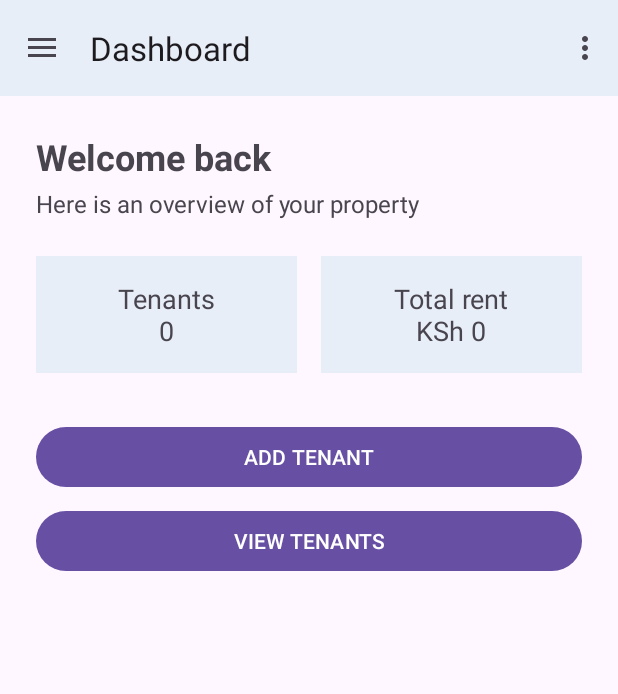
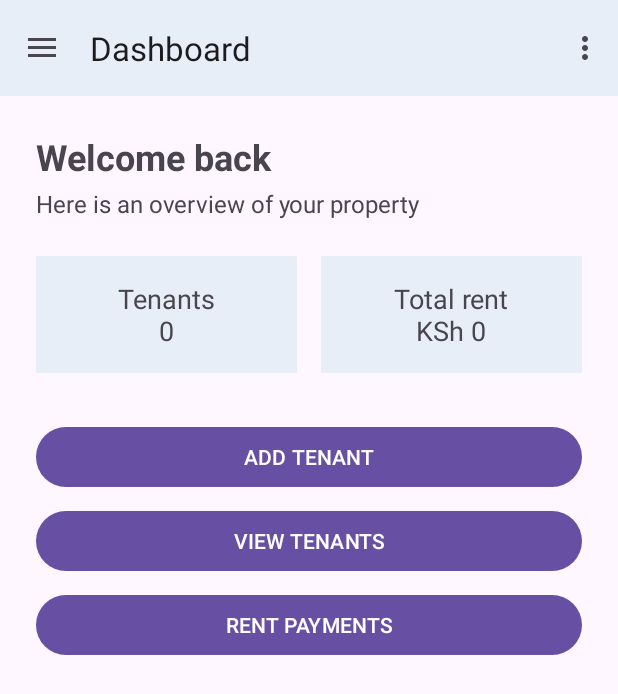
Before and after one commit to Zacharia223/Mobile-application-development, an Android app: the DashboardFragment screen opened directly, with no data from a screen before it, on a phone screen of 412 x 824 dp. Shown: the top 694 px of the screen. Run offline under Robolectric (Android 15) with nearby library versions, the phone set to English and light mode, and no system bars; our stand-ins replace navigation-ui.

Commit message:
rent payment CRUD and persistence module

```diff
--- a/app/build.gradle.kts
+++ b/app/build.gradle.kts
@@ -39,4 +39,7 @@ dependencies {
     androidTestImplementation(libs.androidx.espresso.core)
     implementation("androidx.navigation:navigation-fragment-ktx:2.9.8")
     implementation("androidx.navigation:navigation-ui-ktx:2.9.8")
+    implementation("androidx.lifecycle:lifecycle-viewmodel-ktx:2.8.7")
+    implementation("org.jetbrains.kotlinx:kotlinx-coroutines-android:1.9.0")
+    implementation("androidx.work:work-runtime-ktx:2.9.0")
 }
--- a/app/src/main/java/com/example/tenantmanagement/ui/dashboard/DashboardFragment.kt
+++ b/app/src/main/java/com/example/tenantmanagement/ui/dashboard/DashboardFragment.kt
@@ -54,6 +54,10 @@ class DashboardFragment : Fragment() {
                 .actionDashboardFragmentToViewTenantsFragment()
             findNavController().navigate(action)
         }
+
+        binding.viewPaymentsButton.setOnClickListener {
+            findNavController().navigate(com.example.tenantmanagement.R.id.action_dashboardFragment_to_paymentListFragment)
+        }
     }
 
     override fun onStart() {
--- a/app/src/main/res/layout/fragment_dashboard.xml
+++ b/app/src/main/res/layout/fragment_dashboard.xml
@@ -75,4 +75,14 @@
         app:layout_constraintStart_toStartOf="parent"
         app:layout_constraintEnd_toEndOf="parent" />
 
+    <Button
+        android:id="@+id/viewPaymentsButton"
+        android:layout_width="0dp"
+        android:layout_height="wrap_content"
+        android:text="RENT PAYMENTS"
+        android:layout_marginTop="8dp"
+        app:layout_constraintTop_toBottomOf="@id/viewTenantsButton"
+        app:layout_constraintStart_toStartOf="parent"
+        app:layout_constraintEnd_toEndOf="parent" />
+
 </androidx.constraintlayout.widget.ConstraintLayout>
--- /dev/null
+++ b/app/src/main/res/layout/fragment_payment_list.xml
@@ -0,0 +1,6 @@
+<?xml version="1.0" encoding="utf-8"?>
+<LinearLayout xmlns:android="http://schemas.android.com/apk/res/android" android:layout_width="match_parent" android:layout_height="match_parent" android:orientation="vertical" android:padding="16dp">
+    <Button android:id="@+id/addPaymentButton" android:layout_width="match_parent" android:layout_height="wrap_content" android:text="ADD RENT PAYMENT" />
+    <TextView android:id="@+id/emptyTextView" android:layout_width="match_parent" android:layout_height="wrap_content" android:padding="24dp" android:text="No rent payments recorded yet." android:textSize="16sp" android:gravity="center" />
+    <ListView android:id="@+id/paymentListView" android:layout_width="match_parent" android:layout_height="match_parent" android:dividerHeight="8dp" />
+</LinearLayout>
--- a/app/src/main/res/navigation/nav_graph.xml
+++ b/app/src/main/res/navigation/nav_graph.xml
@@ -26,6 +26,10 @@
             app:exitAnim="@anim/nav_default_exit_anim"
             app:popEnterAnim="@anim/nav_default_pop_enter_anim"
             app:popExitAnim="@anim/nav_default_pop_exit_anim" />
+
+        <action
+            android:id="@+id/action_dashboardFragment_to_paymentListFragment"
+            app:destination="@id/paymentListFragment" />
     </fragment>
 
     <fragment
@@ -53,4 +57,26 @@
             android:defaultValue="@null" />
     </fragment>
 
+    <fragment
+        android:id="@+id/paymentListFragment"
+        android:name="com.example.tenantmanagement.ui.payments.PaymentListFragment"
+        android:label="Rent Payments"
+        tools:layout="@layout/fragment_payment_list">
+        <action
+            android:id="@+id/action_paymentListFragment_to_addPaymentFragment"
+            app:destination="@id/addPaymentFragment" />
+    </fragment>
+
+    <fragment
+        android:id="@+id/addPaymentFragment"
+        android:name="com.example.tenantmanagement.ui.payments.AddPaymentFragment"
+        android:label="Payment"
+        tools:layout="@layout/fragment_add_payment">
+        <argument
+            android:name="payment"
+            app:argType="com.example.tenantmanagement.data.model.Payment"
+            app:nullable="true"
+            android:defaultValue="@null" />
+    </fragment>
+
 </navigation>
```
Also changed, not shown: app/src/main/java/com/example/tenantmanagement/data/local/PaymentDatabaseHelper.kt (added, +97 -0 lines), app/src/main/java/com/example/tenantmanagement/data/model/Payment.kt (added, +12 -0 lines), app/src/main/java/com/example/tenantmanagement/data/repository/PaymentRepository.kt (added, +23 -0 lines), app/src/main/java/com/example/tenantmanagement/ui/payments/AddPaymentFragment.kt (added, +64 -0 lines), app/src/main/java/com/example/tenantmanagement/ui/payments/PaymentListFragment.kt (added, +69 -0 lines), app/src/main/java/com/example/tenantmanagement/ui/payments/PaymentViewModel.kt (added, +36 -0 lines), app/src/main/java/com/example/tenantmanagement/ui/payments/PaymentViewModelFactory.kt (added, +15 -0 lines), app/src/main/java/com/example/tenantmanagement/worker/RentReminderWorker.kt (added, +10 -0 lines), app/src/main/res/layout/fragment_add_payment.xml (added, +13 -0 lines).
